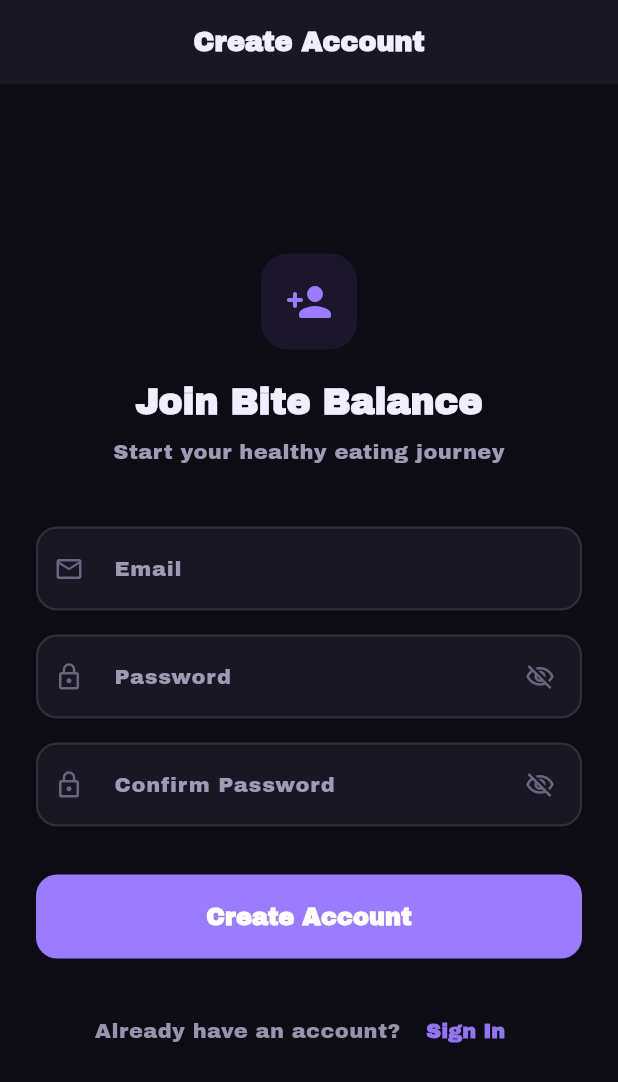
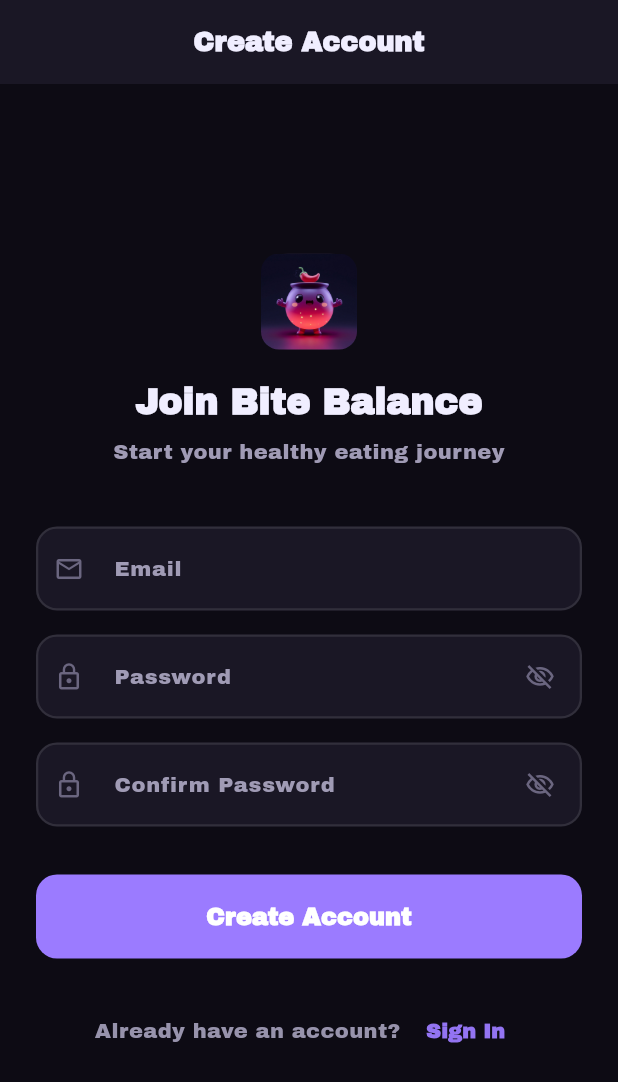
Before and after one commit to heinhtet-zaw12/BiteBalance, a Flutter app: the RegisterPage screen opened by its route, after a tap on "Create Account", after a tap on "Sign In", after a tap on "Sign Up", on a phone screen of 412 x 824 dp. Shown: the top 1082 px of the screen. Run offline on Flutter 3.47's test engine with Material 3 defaults, Android fonts, the light colour scheme and no system bars; our stand-ins replace cross_file, fl_chart, flutter_dotenv, flutter_riverpod, fpdart, go_router and 7 more; accounts and stored records are empty.

Commit message:
feat: replace register icon with logo and add back button to profile setup
- Replace Icons.person_add_rounded with bite_balance_favicon.jpg in register page
- Add back button to profile setup AppBar using context.go('/home')

```diff
--- a/lib/features/auth/presentation/pages/register_page.dart
+++ b/lib/features/auth/presentation/pages/register_page.dart
@@ -220,10 +220,14 @@ class _RegisterPageState extends ConsumerState<RegisterPage>
                       color: AppTheme.primary.withValues(alpha: 0.1),
                       borderRadius: BorderRadius.circular(18),
                     ),
-                    child: const Icon(
-                      Icons.person_add_rounded,
-                      size: 32,
-                      color: AppTheme.primary,
+                    child: ClipRRect(
+                      borderRadius: BorderRadius.circular(12),
+                      child: Image.asset(
+                        'assets/images/bite_balance_favicon.jpg',
+                        width: 32,
+                        height: 32,
+                        fit: BoxFit.cover,
+                      ),
                     ),
                   ),
                   const SizedBox(height: 20),
--- a/lib/features/profile/presentation/pages/profile_setup_page.dart
+++ b/lib/features/profile/presentation/pages/profile_setup_page.dart
@@ -112,6 +112,10 @@ class _ProfileSetupPageState extends ConsumerState<ProfileSetupPage>
     return Scaffold(
       backgroundColor: AppTheme.background,
       appBar: AppBar(
+        leading: IconButton(
+          icon: const Icon(Icons.arrow_back_ios_new_rounded),
+          onPressed: () => context.go('/home'),
+        ),
         title: const Text('Setup Profile'),
       ),
       body: SafeArea(
```
